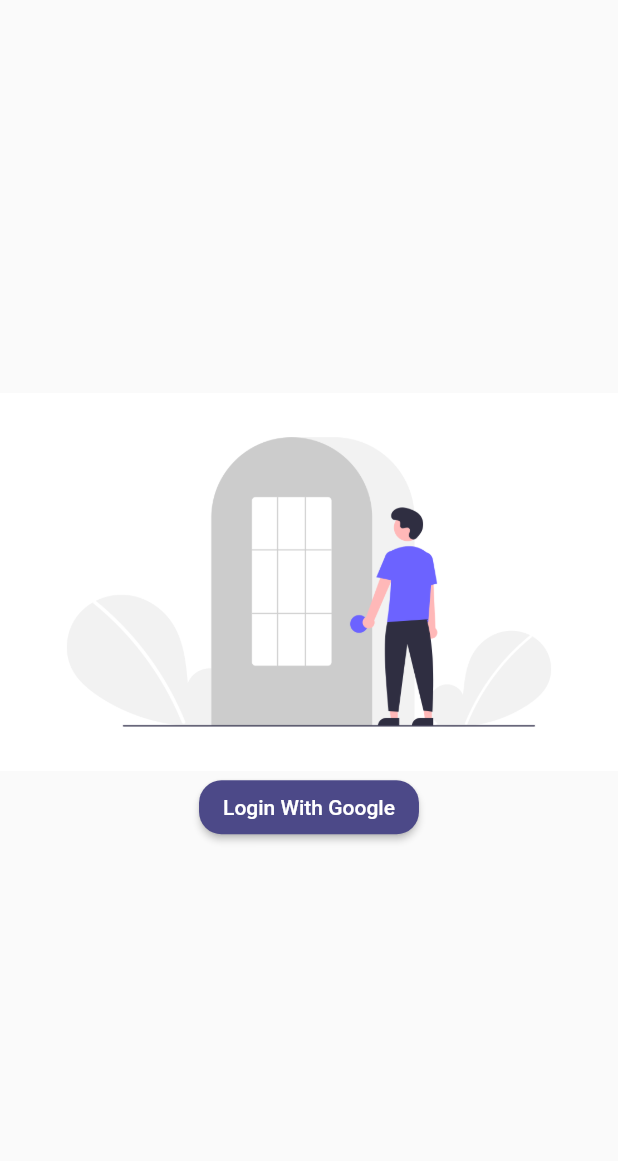
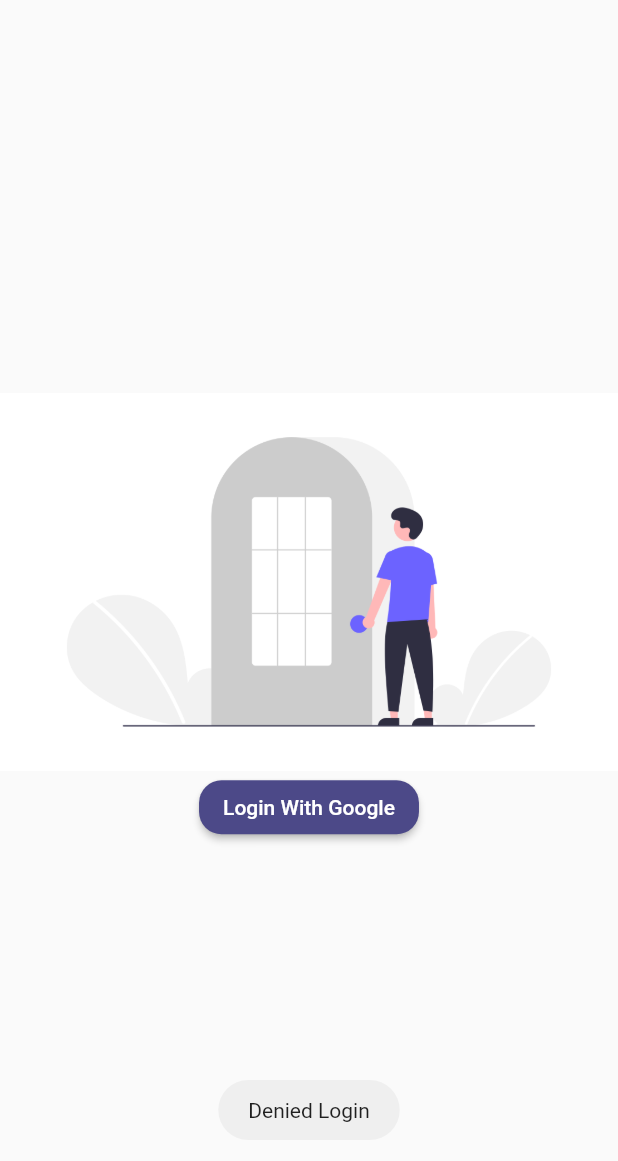
Before and after one commit to ShivaHP/applore_products, a Flutter app: the screen it shows after launch, after a tap on "Login With Google", on a phone screen of 412 x 824 dp. Shown: the top 1161 px of the screen. Run offline on Flutter 3.47's test engine with Material 2 defaults, Android fonts, the phone set to English and light mode, and no system bars; our stand-ins replace cached_network_image, cloud_firestore, equatable, firebase_auth, firebase_core, firebase_storage and 6 more; accounts and stored records are empty.

Commit message:
updated login bug and navigator issues

```diff
--- a/lib/firebase_cart/blocs/authbloc/auth_bloc.dart
+++ b/lib/firebase_cart/blocs/authbloc/auth_bloc.dart
@@ -1,12 +1,12 @@
 
 import 'dart:async';
-import 'dart:convert';
+
 
 import 'package:firebase_authentication/authentication_repo.dart';
 import 'package:flutter_bloc/flutter_bloc.dart';
 import 'package:flutter_notification/firebase_cart/blocs/authbloc/auth_event.dart';
 import 'package:flutter_notification/firebase_cart/blocs/authbloc/auth_state.dart';
-import 'package:flutter_notification/firebase_cart/config/share_pref.dart';
+
 
 class AuthBloc extends Bloc<AuthEvent,AuthState>{
   late StreamSubscription _authsubscription;
@@ -28,14 +28,12 @@ class AuthBloc extends Bloc<AuthEvent,AuthState>{
 
   _onlogoutrequested(LogoutRequested event,Emitter<AuthState> emit){
     authenticationRepository.logoutuser();
-    emit(AuthState.unauthenticatd());
   }
 
   _onuserstatuschanges(UserAuthStatusChanged event,Emitter<AuthState> emit){
-    print(event.user.toJson());
+
     if(event.user.email.isNotEmpty){
-
-      SharedPref.setString(key: "user", value: jsonEncode(event.user));
+      emit(AuthState.authenticated(event.user));
     }
     else{
 
--- a/lib/firebase_cart/blocs/logincubit/login_cubit.dart
+++ b/lib/firebase_cart/blocs/logincubit/login_cubit.dart
@@ -2,6 +2,7 @@ import 'package:firebase_authentication/authentication_repo.dart';
 import 'package:firebase_authentication/src/authexceptionmodels/logingoogle.dart';
 import 'package:flutter_bloc/flutter_bloc.dart';
 import 'package:flutter_notification/firebase_cart/blocs/logincubit/login_state.dart';
+import 'package:flutter_notification/firebase_cart/config/flutter_toast.dart';
 
 class LoginCubit extends Cubit<LoginState>{
   final AuthenticationRepository repository;
@@ -9,9 +10,11 @@ class LoginCubit extends Cubit<LoginState>{
 
   void loginwithgoogle()async{
     try {
+      emit(LoginProcess());
      await repository.loginwithgoogle();
-     emit(LoginSuccess());
+
     } on LoginWithGoogleException catch (e) {
+      FlutterToast.showtoast(e.message);
       emit(LoginStateFailure(e.message));
     }
   }
--- a/lib/firebase_cart/screens/product/products_list.dart
+++ b/lib/firebase_cart/screens/product/products_list.dart
@@ -71,7 +71,7 @@ class _ProductsListState extends State<ProductsList> {
           actions: [
             IconButton(
                 onPressed: () {
-                  Navigator.pushNamed(context,LoginScreen.route);
+
                   context.read<AuthBloc>().add(LogoutRequested());
                 },
                 icon: Icon(
```
